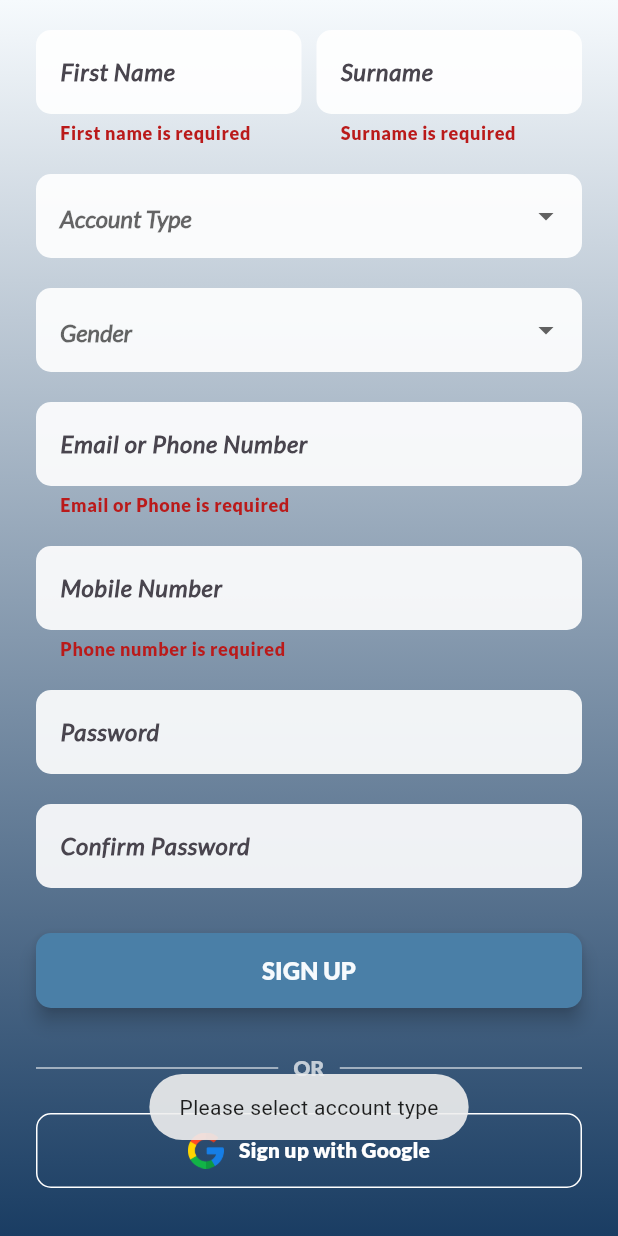
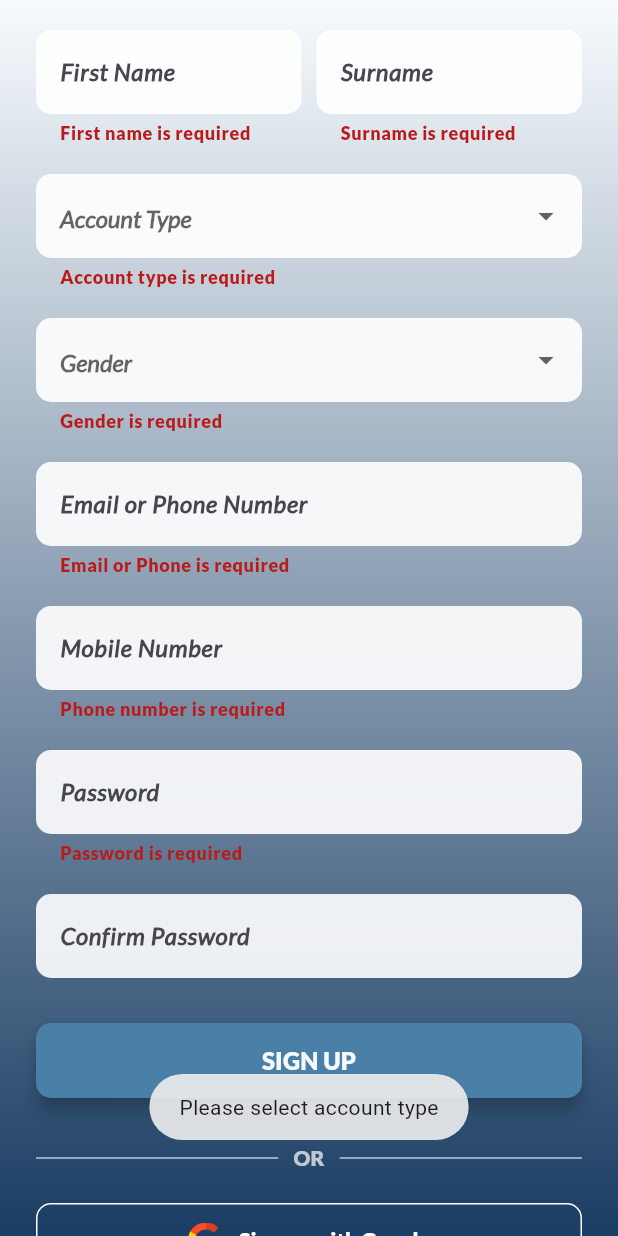
Before and after one commit to kurt-arpilleda/CARE, a Flutter app: the SignUpScreen screen opened directly, scrolled down 240 dp, after a tap on "SIGN UP", on a phone screen of 412 x 824 dp. Run offline on Flutter 3.47's test engine with Material 3 defaults, Android fonts, the light colour scheme and no system bars; our stand-ins replace fluttertoast, google_sign_in, open_file, package_info_plus, permission_handler, shared_preferences and 1 more; accounts and stored records are empty.

```diff
--- a/lib/signup.dart
+++ b/lib/signup.dart
@@ -95,7 +95,6 @@ class _SignUpScreenState extends State<SignUpScreen> {
   }
 
   Future<void> _submitForm() async {
-    // Mark all fields as touched when submitting
     setState(() {
       _touchedFields.addAll([
         'firstName',
@@ -104,10 +103,21 @@ class _SignUpScreenState extends State<SignUpScreen> {
         'phone',
         'password',
         'confirmPassword',
+        'accountType',
+        'gender',
       ]);
     });
+    if (!_touchedFields.contains('password') && _passwordController.text.isNotEmpty) {
+      _touchedFields.add('password');
+    }
+    if (!_touchedFields.contains('confirmPassword') && _confirmPasswordController.text.isNotEmpty) {
+      _touchedFields.add('confirmPassword');
+    }
 
-    if (!_formKey.currentState!.validate()) {
+    // Validate all fields
+    bool isValid = _formKey.currentState!.validate();
+
+    if (!isValid) {
       return;
     }
 
@@ -118,6 +128,12 @@ class _SignUpScreenState extends State<SignUpScreen> {
 
     if (_gender == null) {
       Fluttertoast.showToast(msg: 'Please select gender');
+      return;
+    }
+
+    // Check if passwords match (additional safety check)
+    if (_passwordController.text != _confirmPasswordController.text) {
+      Fluttertoast.showToast(msg: 'Passwords do not match');
       return;
     }
 
@@ -137,7 +153,6 @@ class _SignUpScreenState extends State<SignUpScreen> {
         Fluttertoast.showToast(msg: 'Signup successful');
         Navigator.pop(context);
       } else {
-        // Specifically handle "Email already exists" case
         if (response['message']?.contains('Email already exists') ?? false) {
           Fluttertoast.showToast(msg: 'This email is already registered');
         } else {
@@ -220,15 +235,18 @@ class _SignUpScreenState extends State<SignUpScreen> {
                       ),
                     ),
                     const SizedBox(height: 30),
-                    Row(
+                    IntrinsicHeight(
+                      child: Row(
+                        crossAxisAlignment: CrossAxisAlignment.start,
                         children: [
                           Expanded(
-                          child: TextFormField(
+                            child: Column(
+                              children: [
+                                TextFormField(
                                   controller: _firstNameController,
                                   style: const TextStyle(
                                       fontFamily: 'Lato-Italic',
-                                fontWeight: FontWeight.w600
-                            ),
+                                      fontWeight: FontWeight.w600),
                                   decoration: InputDecoration(
                                     filled: true,
                                     fillColor: Colors.white.withOpacity(0.9),
@@ -247,15 +265,18 @@ class _SignUpScreenState extends State<SignUpScreen> {
                                     });
                                   },
                                 ),
+                              ],
+                            ),
                           ),
                           const SizedBox(width: 10),
                           Expanded(
-                          child: TextFormField(
+                            child: Column(
+                              children: [
+                                TextFormField(
                                   controller: _surNameController,
                                   style: const TextStyle(
                                       fontFamily: 'Lato-Italic',
-                                fontWeight: FontWeight.w600
-                            ),
+                                      fontWeight: FontWeight.w600),
                                   decoration: InputDecoration(
                                     filled: true,
                                     fillColor: Colors.white.withOpacity(0.9),
@@ -274,8 +295,11 @@ class _SignUpScreenState extends State<SignUpScreen> {
                                     });
                                   },
                                 ),
+                              ],
+                            ),
                           ),
                         ],
+                      ),
                     ),
                     const SizedBox(height: 20),
                     DropdownButtonFormField<String>(
@@ -425,14 +449,15 @@ class _SignUpScreenState extends State<SignUpScreen> {
                           },
                         )
                             : null,
+                        errorText: (_touchedFields.contains('password') || _passwordController.text.isNotEmpty)
+                            ? _validatePassword(_passwordController.text)
+                            : null,
                       ),
                       onChanged: (value) {
                         setState(() {
                           _touchedFields.add('password');
                           // Also validate confirm password when password changes
-                          if (_touchedFields.contains('confirmPassword')) {
                           _touchedFields.add('confirmPassword');
-                          }
                         });
                       },
                     ),
@@ -464,6 +489,9 @@ class _SignUpScreenState extends State<SignUpScreen> {
                             });
                           },
                         )
+                            : null,
+                        errorText: (_touchedFields.contains('confirmPassword') || _confirmPasswordController.text.isNotEmpty)
+                            ? _validateConfirmPassword(_confirmPasswordController.text)
                             : null,
                       ),
                       onChanged: (value) {
```
Also changed, not shown: lib/login.dart (+7 -15 lines). Lines whose indentation alone changed are shown as unchanged.
